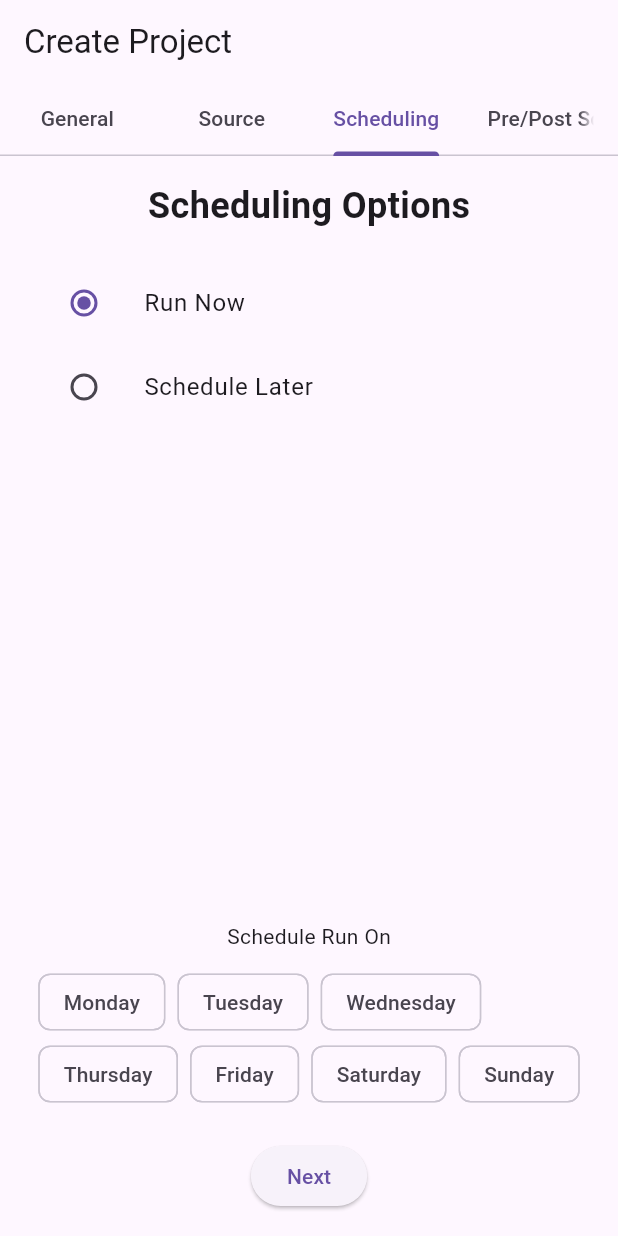
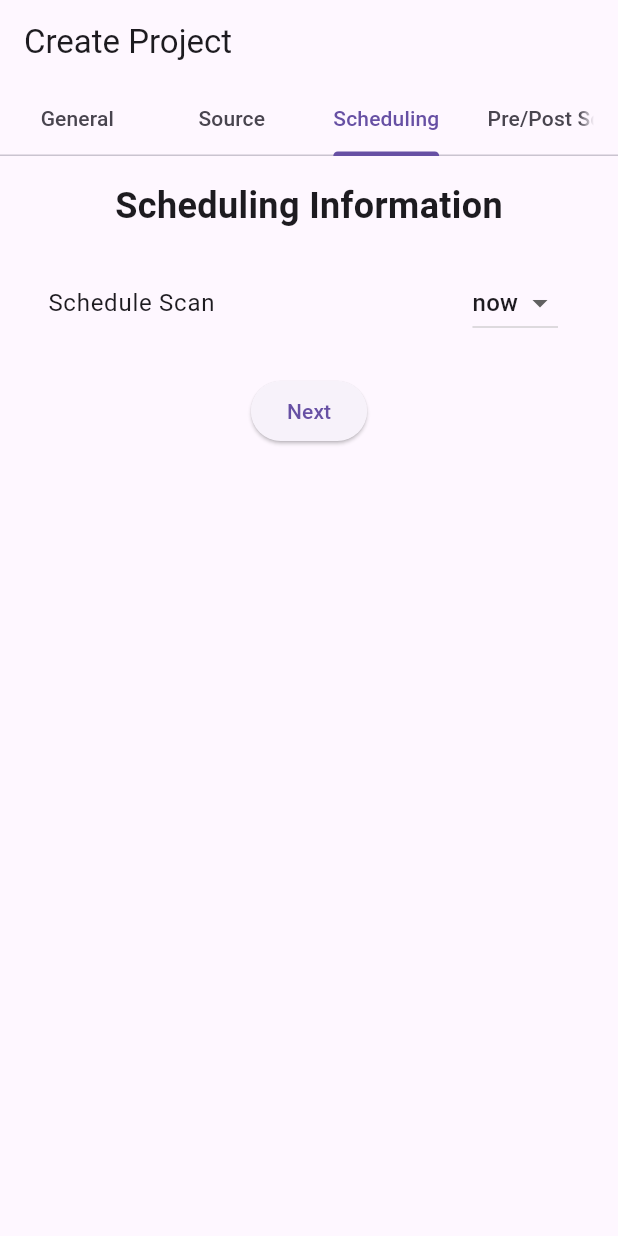
Before and after one commit to soorajpsuresh74/Harper, a Flutter app: the CreateProjectWidget screen opened directly, tab 3 chosen, on a phone screen of 412 x 824 dp. Run offline on Flutter 3.47's test engine with Material 3 defaults, Android fonts, the phone set to English and light mode, and no system bars; our stand-ins replace file_picker, flutter_dotenv, sidebarx.

Commit message:
ui finished for createproject.dart

```diff
--- /dev/null
+++ b/ui/lib/Models/Sast/Createproject.dart
@@ -0,0 +1,55 @@
+class CreateProjectModel {
+  final String projectName;
+  final String preset;
+  final String config;
+  final String team;
+  final String localPath;
+  final String sourcePath;
+  final String excludedFolder;
+  final String excludedFile;
+  final String schedule;
+  final String scheduleDate;
+  final String scheduleTime;
+  final List<String> scheduleDays;
+  final String preScanMail;
+  final String postScanMail;
+  final String failureScanMail;
+
+  CreateProjectModel({
+    required this.projectName,
+    required this.preset,
+    required this.config,
+    required this.team,
+    required this.localPath,
+    required this.sourcePath,
+    required this.excludedFolder,
+    required this.excludedFile,
+    required this.schedule,
+    required this.scheduleDate,
+    required this.scheduleTime,
+    required this.scheduleDays,
+    required this.preScanMail,
+    required this.postScanMail,
+    required this.failureScanMail,
+  });
+
+  Map<String, dynamic> toJson() {
+    return {
+      'projectName': projectName,
+      'preset': preset,
+      'config': config,
+      'team': team,
+      'localPath': localPath,
+      'sourcePath': sourcePath,
+      'excludedFolder': excludedFolder,
+      'excludedFile': excludedFile,
+      'schedule': schedule,
+      'scheduleDate': scheduleDate,
+      'scheduleTime': scheduleTime,
+      'scheduleDays': scheduleDays,
+      'preScanMail': preScanMail,
+      'postScanMail': postScanMail,
+      'failureScanMail': failureScanMail,
+    };
+  }
+}
--- a/ui/lib/Widget/Createproject/createproject.dart
+++ b/ui/lib/Widget/Createproject/createproject.dart
@@ -1,5 +1,8 @@
 import 'package:flutter/material.dart';
 import 'package:file_picker/file_picker.dart';
+
+import 'package:harper/Models/Sast/Createproject.dart';
+import 'package:harper/Services/Sast/createproject.dart';
 
 void main() {
   runApp(const MyApp());
@@ -20,21 +23,35 @@ class MyApp extends StatelessWidget {
   }
 }
 
-class ProjectDetailsPage extends StatelessWidget {
-  const ProjectDetailsPage({super.key});
+class MultiSelectChip extends StatefulWidget {
+  final List<String> options;
+  final ValueChanged<List<String>> onSelectionChanged;
+
+  const MultiSelectChip({super.key, required this.options, required this.onSelectionChanged});
+
+  @override
+  _MultiSelectChipState createState() => _MultiSelectChipState();
+}
+
+class _MultiSelectChipState extends State<MultiSelectChip> {
+  List<String> selectedChoices = [];
 
   @override
   Widget build(BuildContext context) {
-    return Scaffold(
-      appBar: AppBar(
-        title: const Text('Project Details'),
-      ),
-      body: const Center(
-        child: Text(
-          'This is the Project Details page!',
-          style: TextStyle(fontSize: 24),
-        ),
-      ),
+    return Wrap(
+      spacing: 8.0,
+      children: widget.options.map((item) {
+        return ChoiceChip(
+          label: Text(item),
+          selected: selectedChoices.contains(item),
+          onSelected: (selected) {
+            setState(() {
+              selected ? selectedChoices.add(item) : selectedChoices.remove(item);
+              widget.onSelectionChanged(selectedChoices);
+            });
+          },
+        );
+      }).toList(),
     );
   }
 }
@@ -47,17 +64,11 @@ class CreateProjectWidget extends StatefulWidget {
   _CreateProjectWidgetState createState() => _CreateProjectWidgetState();
 }
 
-class _CreateProjectWidgetState extends State<CreateProjectWidget>
-    with SingleTickerProviderStateMixin {
+class _CreateProjectWidgetState extends State<CreateProjectWidget> with SingleTickerProviderStateMixin {
   late TabController _tabController;
 
   String _selectedPreset = 'Preset 1'; // Default value
-  final List<String> _presets = [
-    'Preset 1',
-    'Preset 2',
-    'Preset 3',
-    'Preset 4'
-  ];
+  final List<String> _presets = ['Preset 1', 'Preset 2', 'Preset 3', 'Preset 4'];
 
   String _selectedConfig = 'Config 1'; // Default value
   final List<String> _config = ['Config 1', 'Config 2', 'Config 3'];
@@ -66,11 +77,26 @@ class _CreateProjectWidgetState extends State<CreateProjectWidget>
   final List<String> _teams = ['Team 1', 'Team 2', 'Team 3'];
 
   String? _localPath;
+  String? _sourcePath;
+  String? _excludedFolders;
+  String? _excludedFiles;
 
   String _selectedSchedule = 'now'; // Default value for scheduling
   String? _scheduleDate;
   String? _scheduleTime;
-  List<String> _selectedDays = []; // Changed to List to allow multiple selections
+  List<String> _selectedDays = [];
+
+  String? _preScanMail;
+  String? _postScanMail;
+  String? _failureScanMail;
+
+  final TextEditingController projectNameController = TextEditingController();
+  final TextEditingController sourcePathController = TextEditingController();
+  final TextEditingController excludedFoldersController = TextEditingController();
+  final TextEditingController excludedFilesController = TextEditingController();
+  final TextEditingController preScanMailController = TextEditingController();
+  final TextEditingController postScanMailController = TextEditingController();
+  final TextEditingController failureScanMailController = TextEditingController();
 
   @override
   void initState() {
@@ -80,6 +106,13 @@ class _CreateProjectWidgetState extends State<CreateProjectWidget>
 
   @override
   void dispose() {
+    projectNameController.dispose();
+    sourcePathController.dispose();
+    excludedFoldersController.dispose();
+    excludedFilesController.dispose();
+    preScanMailController.dispose();
+    postScanMailController.dispose();
+    failureScanMailController.dispose();
     _tabController.dispose();
     super.dispose();
   }
@@ -141,8 +174,9 @@ class _CreateProjectWidgetState extends State<CreateProjectWidget>
           style: TextStyle(fontSize: 24, fontWeight: FontWeight.bold),
         ),
         const SizedBox(height: 20),
-        const TextField(
-          decoration: InputDecoration(
+        TextField(
+          controller: projectNameController,
+          decoration: const InputDecoration(
             labelText: 'Project Name',
             border: OutlineInputBorder(),
           ),
@@ -244,24 +278,26 @@ class _CreateProjectWidgetState extends State<CreateProjectWidget>
         ),
         const SizedBox(height: 20),
         TextField(
+          controller: sourcePathController,
           decoration: const InputDecoration(
             labelText: 'Source Path (VCS Link)',
             hintText: 'Enter Git/SVN repository URL',
             border: OutlineInputBorder(),
           ),
           keyboardType: TextInputType.url,
-          onChanged: (String value) {},
         ),
         const SizedBox(height: 20),
-        const TextField(
-          decoration: InputDecoration(
+        TextField(
+          controller: excludedFoldersController,
+          decoration: const InputDecoration(
             labelText: 'Excluded Folders',
             border: OutlineInputBorder(),
           ),
         ),
         const SizedBox(height: 20),
-        const TextField(
-          decoration: InputDecoration(
+        TextField(
+          controller: excludedFilesController,
+          decoration: const InputDecoration(
             labelText: 'Excluded Files',
             border: OutlineInputBorder(),
           ),
@@ -282,68 +318,77 @@ class _CreateProjectWidgetState extends State<CreateProjectWidget>
       mainAxisAlignment: MainAxisAlignment.start,
       children: [
         const Text(
-          'Scheduling Options',
+          'Scheduling Information',
           style: TextStyle(fontSize: 24, fontWeight: FontWeight.bold),
         ),
         const SizedBox(height: 20),
-        Expanded(
-          child: Column(
-            children: [
-              ListTile(
-                title: const Text('Run Now'),
-                leading: Radio<String>(
-                  value: 'now',
-                  groupValue: _selectedSchedule,
-                  onChanged: (String? value) {
-                    setState(() {
-                      _selectedSchedule = value!;
-                      _selectedDays.clear();
-                    });
-                  },
-                ),
-              ),
-              ListTile(
-                title: const Text('Schedule Later'),
-                leading: Radio<String>(
-                  value: 'later',
-                  groupValue: _selectedSchedule,
-                  onChanged: (String? value) {
-                    setState(() {
-                      _selectedSchedule = value!;
-                    });
-                  },
-                ),
-              ),
-            ],
+        ListTile(
+          title: const Text('Schedule Scan'),
+          trailing: DropdownButton<String>(
+            value: _selectedSchedule,
+            items: <String>['now', 'later'].map((String value) {
+              return DropdownMenuItem<String>(
+                value: value,
+                child: Text(value),
+              );
+            }).toList(),
+            onChanged: (String? newValue) {
+              setState(() {
+                _selectedSchedule = newValue!;
+                if (_selectedSchedule == 'later') {
+                  _scheduleDate = null; // Reset date if now is selected
+                  _scheduleTime = null; // Reset time if now is selected
+                }
+              });
+            },
           ),
         ),
-        const SizedBox(height: 20),
         if (_selectedSchedule == 'later') ...[
-          const TextField(
+          const SizedBox(height: 20),
+          TextField(
+            onTap: () async {
+              DateTime? date = await showDatePicker(
+                context: context,
+                initialDate: DateTime.now(),
+                firstDate: DateTime(2000),
+                lastDate: DateTime(2101),
+              );
+              setState(() {
+                _scheduleDate = date?.toIso8601String();
+              });
+            },
+            readOnly: true,
             decoration: InputDecoration(
               labelText: 'Schedule Date',
-              border: OutlineInputBorder(),
+              hintText: _scheduleDate ?? 'Select a date',
+              border: const OutlineInputBorder(),
             ),
           ),
           const SizedBox(height: 20),
-          const TextField(
-            decoration: InputDecoration(
+          TextField(
+            controller: TextEditingController(text: _scheduleTime),
+            decoration: const InputDecoration(
               labelText: 'Schedule Time',
+              hintText: 'HH:MM',
               border: OutlineInputBorder(),
             ),
+            keyboardType: TextInputType.datetime,
+            onChanged: (value) {
+              setState(() {
+                _scheduleTime = value;
+              });
+            },
           ),
           const SizedBox(height: 20),
+          MultiSelectChip(
+            options: ['Sunday', 'Monday', 'Tuesday', 'Wednesday', 'Thursday', 'Friday', 'Saturday'],
+            onSelectionChanged: (selectedDays) {
+              setState(() {
+                _selectedDays = selectedDays; // Save selected days
+              });
+            },
+          ),
         ],
-        const Text('Schedule Run On'),
-        const SizedBox(height: 10),
-        MultiSelectChip(
-          options: const ['Monday', 'Tuesday', 'Wednesday', 'Thursday', 'Friday', 'Saturday', 'Sunday'],
-          onSelectionChanged: (selectedList) {
-            setState(() {
-              _selectedDays = selectedList;
-            });
-          },
-        ),
         const SizedBox(height: 20),
         ElevatedButton(
           onPressed: () {
@@ -360,84 +405,72 @@ class _CreateProjectWidgetState extends State<CreateProjectWidget>
       mainAxisAlignment: MainAxisAlignment.start,
       children: [
         const Text(
-          'Pre/Post Scan Options',
+          'Pre/Post Scan Information',
           style: TextStyle(fontSize: 24, fontWeight: FontWeight.bold),
         ),
         const SizedBox(height: 20),
-        const TextField(
-          decoration: InputDecoration(
-            labelText: 'Pre Scan Mail',
+        TextField(
+          controller: preScanMailController,
+          decoration: const InputDecoration(
+            labelText: 'Pre Scan Email',
+            hintText: 'Enter email to notify before scan',
             border: OutlineInputBorder(),
           ),
+          keyboardType: TextInputType.emailAddress,
         ),
         const SizedBox(height: 20),
-        const TextField(
-          decoration: InputDecoration(
-            labelText: 'Post Scan Mail',
+        TextField(
+          controller: postScanMailController,
+          decoration: const InputDecoration(
+            labelText: 'Post Scan Email',
+            hintText: 'Enter email to notify after scan',
             border: OutlineInputBorder(),
           ),
+          keyboardType: TextInputType.emailAddress,
         ),
         const SizedBox(height: 20),
-        const TextField(
-          decoration: InputDecoration(
-            labelText: 'Failure Scan Mail',
+        TextField(
+          controller: failureScanMailController,
+          decoration: const InputDecoration(
+            labelText: 'Failure Scan Email',
+            hintText: 'Enter email to notify on failure',
             border: OutlineInputBorder(),
           ),
+          keyboardType: TextInputType.emailAddress,
         ),
         const SizedBox(height: 20),
         ElevatedButton(
-          onPressed: () {
-            // Handle the final submit action
-            Navigator.push(
-              context,
-              MaterialPageRoute(builder: (context) => const ProjectDetailsPage()),
-            );
-          },
-          child: const Text('Submit'),
+          onPressed: _submitProject, // Submit project on press
+          child: const Text('Submit Project'),
         ),
       ],
     );
   }
-}
 
-// MultiSelectChip widget for selecting multiple days
-class MultiSelectChip extends StatefulWidget {
-  final List<String> options;
-  final Function(List<String>) onSelectionChanged;
+  Future<void> _submitProject() async {
+    final project = CreateProjectModel(
+      projectName: projectNameController.text,
+      localPath: _localPath ?? '',
+      sourcePath: sourcePathController.text,
+      excludedFolder: excludedFoldersController.text,
+      excludedFile: excludedFilesController.text,
+      schedule: _selectedSchedule,
+      scheduleDate: _scheduleDate ?? '',
+      scheduleTime: _scheduleTime ?? '',
+      scheduleDays: _selectedDays,
+      preScanMail: preScanMailController.text,
+      postScanMail: postScanMailController.text,
+      failureScanMail: failureScanMailController.text,
+      preset: _selectedPreset,
+      config: _selectedConfig,
+      team: _selectedTeam,
+    );
 
-  const MultiSelectChip({
-    super.key,
-    required this.options,
-    required this.onSelectionChanged,
-  });
+    CreateProjectAPI api = CreateProjectAPI();
+    await api.sendProjectData(project);
+    print('Project Submitted: ${project.toJson()}');
 
-  @override
-  _MultiSelectChipState createState() => _MultiSelectChipState();
-}
-
-class _MultiSelectChipState extends State<MultiSelectChip> {
-  List<String> _selectedOptions = [];
-
-  @override
-  Widget build(BuildContext context) {
-    return Wrap(
-      spacing: 8.0,
-      children: widget.options.map((option) {
-        return ChoiceChip(
-          label: Text(option),
-          selected: _selectedOptions.contains(option),
-          onSelected: (selected) {
-            setState(() {
-              if (selected) {
-                _selectedOptions.add(option);
-              } else {
-                _selectedOptions.remove(option);
-              }
-              widget.onSelectionChanged(_selectedOptions);
-            });
-          },
-        );
-      }).toList(),
-    );
+    // Optionally, navigate to a different screen or show a success message
+    ScaffoldMessenger.of(context).showSnackBar(const SnackBar(content: Text('Project added')));
   }
 }
```
Also changed, not shown: ui/lib/Services/Sast/createproject.dart (added, +30 -0 lines).
